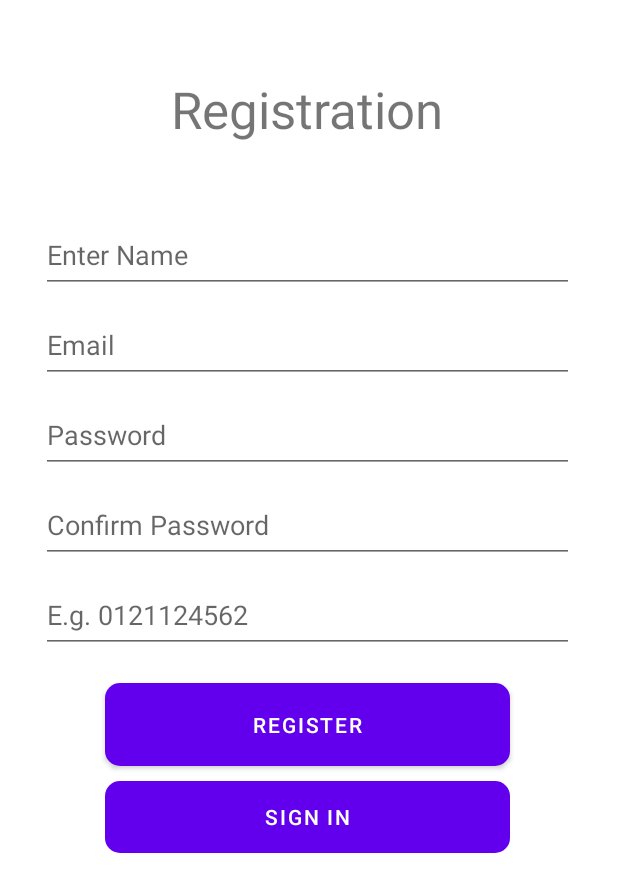
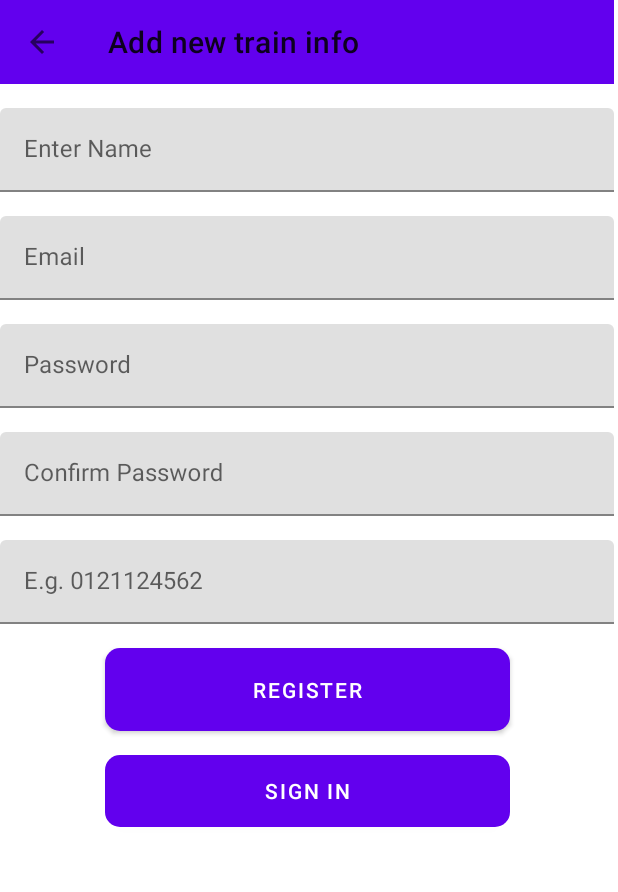
Before and after one commit to DanTheT/RailwayReservation, an Android app: the AdminRegisterFragment screen opened through its navigation route, on a phone screen of 412 x 824 dp. Shown: the top 892 px of the screen. Run offline under Robolectric (Android 15) with nearby library versions, the phone set to English and light mode, and no system bars; our stand-ins replace Firebase (no records; nobody signed in at launch, a user with empty details on screens opened directly).

Commit message:
Committed new adjustments

```diff
--- a/app/src/main/AndroidManifest.xml
+++ b/app/src/main/AndroidManifest.xml
@@ -13,6 +13,9 @@
         android:roundIcon="@mipmap/ic_launcher_round"
         android:supportsRtl="true"
         android:theme="@style/Theme.RailwayReservation">
+        <activity
+            android:name=".admin.trainInfo.addTrain.TrainInfoChangesActivity"
+            android:exported="false" />
         <activity
             android:name=".passenger.PurchaseHistory"
             android:exported="false" />
@@ -65,7 +68,7 @@
             android:exported="false" />
         <activity
             android:name=".passengerTrain.TrainMainActivity"
-            android:exported="true"/>
+            android:exported="true" />
         <activity
             android:name=".reportIssue.IssueManage"
             android:exported="false" />
--- a/app/src/main/java/com/example/railwayreservation/admin/trainInfo/addTrain/AddTrainInfoFragment.kt
+++ b/app/src/main/java/com/example/railwayreservation/admin/trainInfo/addTrain/AddTrainInfoFragment.kt
@@ -50,7 +50,7 @@ class AddTrainInfoFragment : Fragment() {
         val spinner: Spinner = binding.addCoachNumSpinner
         ArrayAdapter.createFromResource(
             requireContext(),
-            R.array.numOfTrainCar,
+            R.array.numOfTrainCoaches,
             android.R.layout.simple_spinner_item
         ).also {
                 adapter -> adapter.setDropDownViewResource(android.R.layout.simple_spinner_dropdown_item)
--- a/app/src/main/res/layout/activity_passenger_reservation.xml
+++ b/app/src/main/res/layout/activity_passenger_reservation.xml
@@ -10,7 +10,7 @@
         android:id="@+id/textView3"
         android:layout_width="wrap_content"
         android:layout_height="wrap_content"
-        android:text="@string/type_text"
+        android:text="@string/train_name_text"
         app:layout_constraintBottom_toTopOf="@+id/train_type_spinner"
         app:layout_constraintStart_toStartOf="@+id/train_type_spinner"
         android:textSize="16sp"
--- a/app/src/main/res/layout/fragment_add_schedule.xml
+++ b/app/src/main/res/layout/fragment_add_schedule.xml
@@ -30,7 +30,7 @@
         android:id="@+id/textView2"
         android:layout_width="wrap_content"
         android:layout_height="wrap_content"
-        android:text="@string/type_text"
+        android:text="@string/train_name_text"
         android:textSize="16sp"
         app:layout_constraintBottom_toTopOf="@+id/addTrainTypeTxt"
         app:layout_constraintStart_toStartOf="@+id/addTrainTypeTxt" />
--- a/app/src/main/res/layout/fragment_add_train_info.xml
+++ b/app/src/main/res/layout/fragment_add_train_info.xml
@@ -10,7 +10,7 @@
         android:id="@+id/textView2"
         android:layout_width="wrap_content"
         android:layout_height="wrap_content"
-        android:text="@string/type_text"
+        android:text="@string/train_name_text"
         android:textSize="16sp"
         app:layout_constraintBottom_toTopOf="@+id/addTrainTypeTxt"
         app:layout_constraintStart_toStartOf="@+id/addTrainTypeTxt" />
--- a/app/src/main/res/layout/fragment_admin_login.xml
+++ b/app/src/main/res/layout/fragment_admin_login.xml
@@ -25,6 +25,7 @@
         android:layout_marginStart="8dp"
         android:layout_marginTop="100dp"
         android:layout_marginEnd="8dp"
+        app:errorContentDescription="@string/valid_email"
         android:hint="@string/prompt_email"
         app:errorEnabled="true"
         app:layout_constraintEnd_toEndOf="parent"
--- a/app/src/main/res/layout/fragment_admin_register.xml
+++ b/app/src/main/res/layout/fragment_admin_register.xml
@@ -6,85 +6,125 @@
     xmlns:app="http://schemas.android.com/apk/res-auto"
     tools:context=".admin.register.AdminRegisterFragment">
 
-    <TextView
-        android:id="@+id/textView2"
-        android:layout_width="wrap_content"
+    <androidx.coordinatorlayout.widget.CoordinatorLayout
+        android:id="@+id/topBarLayout"
+        android:layout_width="match_parent"
         android:layout_height="wrap_content"
-        android:layout_marginTop="50dp"
-        android:text="@string/admin_register_title"
-        android:textSize="34sp"
-        app:layout_constraintEnd_toEndOf="parent"
+        app:layout_constraintTop_toTopOf="parent">
+
+        <com.google.android.material.appbar.AppBarLayout
+            android:layout_width="match_parent"
+            android:layout_height="wrap_content">
+
+            <com.google.android.material.appbar.MaterialToolbar
+                android:id="@+id/adminRegisterMain_topAppBar"
+                android:layout_width="match_parent"
+                android:layout_height="?attr/actionBarSize"
+                app:layout_scrollFlags="scroll|enterAlways|snap"
+                app:navigationIcon="@drawable/ic_arrow_back_24"
+                app:title="Add new train info" />
+
+        </com.google.android.material.appbar.AppBarLayout>
+
+    </androidx.coordinatorlayout.widget.CoordinatorLayout>
+
+    <com.google.android.material.textfield.TextInputLayout
+        android:id="@+id/enterNameTextLayout"
+        android:layout_width="match_parent"
+        android:layout_height="wrap_content"
+        android:hint="@string/register_name"
+        app:layout_constraintTop_toBottomOf="@+id/topBarLayout"
         app:layout_constraintStart_toStartOf="parent"
-        app:layout_constraintTop_toTopOf="parent" />
+        android:layout_marginTop="16dp">
+        <com.google.android.material.textfield.TextInputEditText
+            android:id="@+id/enterNameTxt"
+            android:layout_width="match_parent"
+            android:layout_height="wrap_content"
+            android:inputType="textPersonName"/>
+    </com.google.android.material.textfield.TextInputLayout>
 
-    <EditText
-        android:id="@+id/enterEmailTxt"
-        android:layout_width="355dp"
-        android:layout_height="50dp"
-        android:layout_marginTop="10dp"
-        android:ems="10"
-        android:inputType="textEmailAddress"
-        app:layout_constraintEnd_toEndOf="parent"
+    <com.google.android.material.textfield.TextInputLayout
+        android:id="@+id/enterEmailTextLayout"
+        android:layout_width="match_parent"
+        android:layout_height="wrap_content"
         app:layout_constraintStart_toStartOf="parent"
-        app:layout_constraintTop_toBottomOf="@+id/enterNameTxt"
-        android:hint="@string/prompt_email"
-        />
+        app:layout_constraintTop_toBottomOf="@+id/enterNameTextLayout"
+        android:layout_marginTop="16dp">
+        <com.google.android.material.textfield.TextInputEditText
+            android:id="@+id/enterEmailTxt"
+            android:layout_width="match_parent"
+            android:layout_height="wrap_content"
+            android:inputType="textEmailAddress"
+            android:hint="@string/prompt_email"
+            />
+    </com.google.android.material.textfield.TextInputLayout>
 
-    <EditText
-        android:id="@+id/enterPassTxt"
-        android:layout_width="355dp"
-        android:layout_height="50dp"
-        android:layout_marginTop="10dp"
-        android:ems="10"
-        android:inputType="textPassword"
-        app:layout_constraintEnd_toEndOf="parent"
+    <com.google.android.material.textfield.TextInputLayout
+        android:id="@+id/enterPassTextLayout"
+        android:layout_width="match_parent"
+        android:layout_height="wrap_content"
         app:layout_constraintStart_toStartOf="parent"
-        app:layout_constraintTop_toBottomOf="@+id/enterEmailTxt"
-        android:hint="@string/prompt_password"
-        />
+        app:layout_constraintTop_toBottomOf="@+id/enterEmailTextLayout"
+        android:layout_marginTop="16dp">
+        <com.google.android.material.textfield.TextInputEditText
+            android:id="@+id/enterPassTxt"
+            android:layout_width="match_parent"
+            android:layout_height="wrap_content"
+            android:inputType="textPassword"
+            android:hint="@string/prompt_password"
+            />
+    </com.google.android.material.textfield.TextInputLayout>
 
-    <EditText
-        android:id="@+id/enterPhoneTxt"
-        android:layout_width="355dp"
-        android:layout_height="50dp"
-        android:layout_marginTop="10dp"
-        android:ems="10"
-        android:hint="@string/prompt_phoneNumber"
-        android:inputType="phone"
-        app:layout_constraintEnd_toEndOf="parent"
+    <com.google.android.material.textfield.TextInputLayout
+        android:id="@+id/enterConfirmPassTextLayout"
+        android:layout_width="match_parent"
+        android:layout_height="wrap_content"
         app:layout_constraintStart_toStartOf="parent"
-        app:layout_constraintTop_toBottomOf="@+id/enterConfirmPassTxt" />
+        app:layout_constraintTop_toBottomOf="@+id/enterPassTextLayout"
+        android:layout_marginTop="16dp">
+        <com.google.android.material.textfield.TextInputEditText
+            android:id="@+id/enterConfirmPassTxt"
+            android:layout_width="match_parent"
+            android:layout_height="wrap_content"
+            android:inputType="textPassword"
+            android:hint="@string/register_confirm_pass"
+            />
+    </com.google.android.material.textfield.TextInputLayout>
 
-    <EditText
-        android:id="@+id/enterNameTxt"
-        android:layout_width="355dp"
-        android:layout_height="50dp"
-        android:layout_marginTop="50dp"
-        android:ems="10"
-        android:inputType="textPersonName"
-        android:hint="@string/register_name"
-        app:layout_constraintEnd_toEndOf="parent"
+    <com.google.android.material.textfield.TextInputLayout
+        android:id="@+id/enterPhoneTextLayout"
+        android:layout_width="match_parent"
+        android:layout_height="wrap_content"
         app:layout_constraintStart_toStartOf="parent"
-        app:layout_constraintTop_toBottomOf="@+id/textView2" />
+        app:layout_constraintTop_toBottomOf="@+id/enterConfirmPassTextLayout"
+        android:layout_marginTop="16dp">
+        <com.google.android.material.textfield.TextInputEditText
+            android:id="@+id/enterPhoneTxt"
+            android:layout_width="match_parent"
+            android:layout_height="wrap_content"
+            android:inputType="phone"
+            android:hint="@string/prompt_phoneNumber"
+            />
+    </com.google.android.material.textfield.TextInputLayout>
 
     <Button
         android:id="@+id/registerAdminBtn"
         android:layout_width="270dp"
         android:layout_height="55dp"
-        android:layout_marginTop="20dp"
+        android:layout_marginTop="16dp"
         android:text="@string/action_register"
         android:background="@drawable/rounded_corner"
         android:textColor="@color/white"
         app:layout_constraintEnd_toEndOf="parent"
         app:layout_constraintHorizontal_bias="0.503"
         app:layout_constraintStart_toStartOf="parent"
-        app:layout_constraintTop_toBottomOf="@+id/enterPhoneTxt" />
+        app:layout_constraintTop_toBottomOf="@+id/enterPhoneTextLayout" />
 
     <Button
         android:id="@+id/backToLogin_btn"
         android:layout_width="270dp"
         android:layout_height="wrap_content"
-        android:layout_marginTop="10dp"
+        android:layout_marginTop="16dp"
         android:text="@string/action_sign_in"
         android:background="@drawable/rounded_corner"
         android:textColor="@color/white"
@@ -92,18 +132,4 @@
         app:layout_constraintStart_toStartOf="parent"
         app:layout_constraintTop_toBottomOf="@+id/registerAdminBtn" />
 
-    <EditText
-        android:id="@+id/enterConfirmPassTxt"
-        android:layout_width="355dp"
-        android:layout_height="50dp"
-        android:layout_marginTop="10dp"
-        android:ems="10"
-        android:inputType="textPassword"
-        android:minHeight="48dp"
-        app:layout_constraintEnd_toEndOf="parent"
-        app:layout_constraintStart_toStartOf="parent"
-        app:layout_constraintTop_toBottomOf="@+id/enterPassTxt"
-        android:hint="@string/register_confirm_pass"
-        />
-
 </androidx.constraintlayout.widget.ConstraintLayout>
--- a/app/src/main/res/layout/fragment_delete_schedule.xml
+++ b/app/src/main/res/layout/fragment_delete_schedule.xml
@@ -19,7 +19,7 @@
         android:id="@+id/textView32"
         android:layout_width="wrap_content"
         android:layout_height="wrap_content"
-        android:text="@string/type_text"
+        android:text="@string/train_name_text"
         android:textSize="16sp"
         app:layout_constraintBottom_toTopOf="@+id/delete_train_schedule_spinner"
         app:layout_constraintStart_toStartOf="@+id/delete_train_schedule_spinner" />
--- a/app/src/main/res/layout/fragment_delete_train_info.xml
+++ b/app/src/main/res/layout/fragment_delete_train_info.xml
@@ -10,7 +10,7 @@
         android:id="@+id/textView30"
         android:layout_width="wrap_content"
         android:layout_height="wrap_content"
-        android:text="@string/type_text"
+        android:text="@string/train_name_text"
         app:layout_constraintBottom_toTopOf="@+id/delete_train_spinner"
         app:layout_constraintStart_toStartOf="@+id/delete_train_spinner" />
 
--- a/app/src/main/res/layout/fragment_train_info.xml
+++ b/app/src/main/res/layout/fragment_train_info.xml
@@ -10,7 +10,7 @@
         android:id="@+id/textView3"
         android:layout_width="wrap_content"
         android:layout_height="wrap_content"
-        android:text="@string/type_text"
+        android:text="@string/train_name_text"
         app:layout_constraintBottom_toTopOf="@+id/train_type_spinner"
         app:layout_constraintStart_toStartOf="@+id/train_type_spinner"
         android:textSize="16sp"
--- a/app/src/main/res/layout/fragment_update_schedule.xml
+++ b/app/src/main/res/layout/fragment_update_schedule.xml
@@ -39,7 +39,7 @@
         android:id="@+id/textView27"
         android:layout_width="wrap_content"
         android:layout_height="wrap_content"
-        android:text="@string/type_text"
+        android:text="@string/train_name_text"
         app:layout_constraintBottom_toTopOf="@+id/update_train_type_schedule"
         app:layout_constraintStart_toStartOf="@+id/update_train_type_schedule" />
 
--- a/app/src/main/res/layout/fragment_update_train_info.xml
+++ b/app/src/main/res/layout/fragment_update_train_info.xml
@@ -22,7 +22,7 @@
         android:id="@+id/textView2"
         android:layout_width="wrap_content"
         android:layout_height="wrap_content"
-        android:text="@string/type_text"
+        android:text="@string/train_name_text"
         android:textSize="16sp"
         app:layout_constraintBottom_toTopOf="@+id/updateTrainTypeTxt"
         app:layout_constraintStart_toStartOf="@+id/updateTrainTypeTxt" />
```
Also changed, not shown: app/src/main/java/com/example/railwayreservation/admin/login/AdminLoginFragment.kt (+0 -7 lines), app/src/main/java/com/example/railwayreservation/admin/trainInfo/addTrain/TrainInfoChangesActivity.kt (added, +37 -0 lines), app/src/main/java/com/example/railwayreservation/admin/trainInfo/checkTrain/OverallTrainInfoFragment.kt (+9 -7 lines), app/src/main/res/drawable/ic_add_24.xml (added, +10 -0 lines), app/src/main/res/layout/activity_train_info_changes.xml (added, +135 -0 lines), app/src/main/res/layout/fragment_overall_train_info.xml (+14 -0 lines), app/src/main/res/layout/list_for_dropdown.xml (added, +9 -0 lines), app/src/main/res/values/strings.xml (+9 -8 lines).
